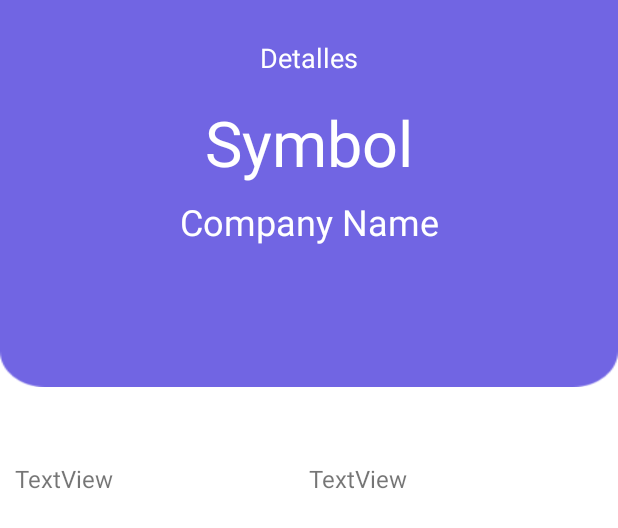
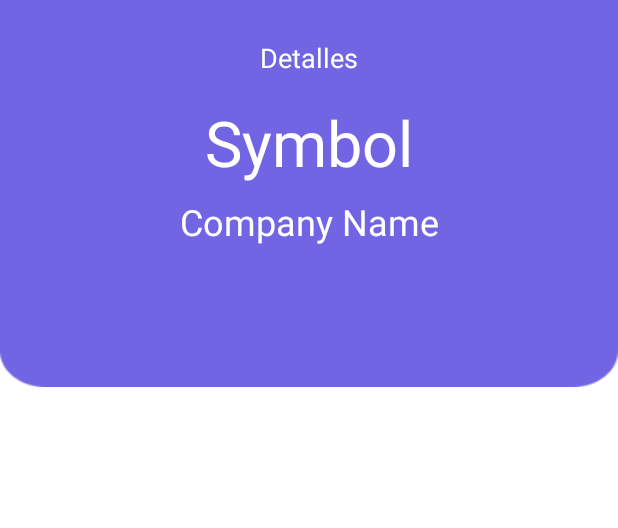
Before and after one commit to vamarmu/Stockify, an Android app: the layout activity_details.xml on its own in the app's theme, with its tools: preview values and no code run, on a phone screen of 412 x 824 dp. Shown: the top 528 px of the screen. Run offline under Robolectric (Android 15) with nearby library versions, the light colour scheme and no system bars.

Commit message:
more chages in view added

```diff
--- a/app/src/main/res/layout/activity_details.xml
+++ b/app/src/main/res/layout/activity_details.xml
@@ -68,7 +68,6 @@
             android:nestedScrollingEnabled="true"
             android:paddingLeft="10dp"
             android:paddingRight="4dp"
-            android:text="TextView"
             android:textSize="16sp"
             app:lineHeight="24sp" />
 
@@ -78,7 +77,6 @@
             android:layout_height="wrap_content"
             android:layout_weight="1"
             android:nestedScrollingEnabled="true"
-            android:text="TextView"
             android:textSize="16sp"
             app:lineHeight="24sp" />
 
```
